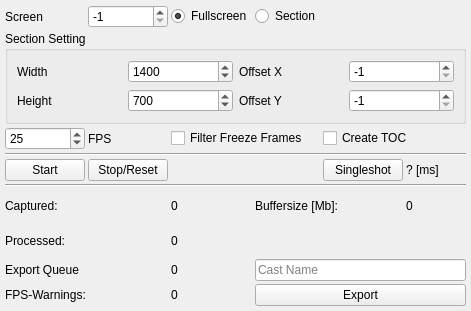
Old version of the form src/mainform.ui in the repository solarix95/qscreencast.
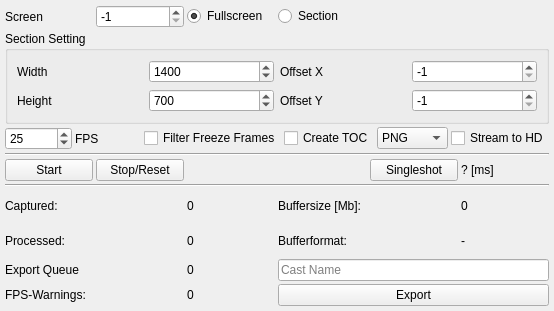
New version of the form.

```diff
--- a/src/mainform.ui
+++ b/src/mainform.ui
@@ -6,7 +6,7 @@
    <rect>
     <x>0</x>
     <y>0</y>
-    <width>471</width>
+    <width>554</width>
     <height>311</height>
    </rect>
   </property>
@@ -177,13 +177,6 @@
      </property>
     </widget>
    </item>
-   <item row="5" column="2" colspan="2">
-    <widget class="QCheckBox" name="chkFilterDoubles">
-     <property name="text">
-      <string>Filter Freeze Frames</string>
-     </property>
-    </widget>
-   </item>
    <item row="12" column="1">
     <widget class="QPushButton" name="btnStop">
      <property name="text">
@@ -215,13 +208,6 @@
      </property>
     </widget>
    </item>
-   <item row="5" column="1">
-    <widget class="QLabel" name="label_6">
-     <property name="text">
-      <string>FPS</string>
-     </property>
-    </widget>
-   </item>
    <item row="15" column="0" colspan="2">
     <widget class="QLabel" name="label_5">
      <property name="text">
@@ -236,13 +222,6 @@
      </property>
     </widget>
    </item>
-   <item row="5" column="4" colspan="2">
-    <widget class="QCheckBox" name="chkCreateToc">
-     <property name="text">
-      <string>Create TOC</string>
-     </property>
-    </widget>
-   </item>
    <item row="12" column="2" colspan="2">
     <spacer name="horizontalSpacer">
      <property name="orientation">
@@ -270,19 +249,6 @@
      </property>
     </widget>
    </item>
-   <item row="5" column="0">
-    <widget class="QSpinBox" name="spbFrames">
-     <property name="minimum">
-      <number>1</number>
-     </property>
-     <property name="maximum">
-      <number>1000</number>
-     </property>
-     <property name="value">
-      <number>25</number>
-     </property>
-    </widget>
-   </item>
    <item row="17" column="0" colspan="2">
     <widget class="QLabel" name="label_2">
      <property name="text">
@@ -324,6 +290,80 @@
      </property>
     </widget>
    </item>
+   <item row="6" column="0" colspan="6">
+    <layout class="QHBoxLayout" name="horizontalLayout">
+     <item>
+      <widget class="QSpinBox" name="spbFrames">
+       <property name="minimum">
+        <number>1</number>
+       </property>
+       <property name="maximum">
+        <number>1000</number>
+       </property>
+       <property name="value">
+        <number>25</number>
+       </property>
+      </widget>
+     </item>
+     <item>
+      <widget class="QLabel" name="label_6">
+       <property name="text">
+        <string>FPS</string>
+       </property>
+      </widget>
+     </item>
+     <item>
+      <widget class="QCheckBox" name="chkFilterDoubles">
+       <property name="text">
+        <string>Filter Freeze Frames</string>
+       </property>
+      </widget>
+     </item>
+     <item>
+      <widget class="QCheckBox" name="chkCreateToc">
+       <property name="text">
+        <string>Create TOC</string>
+       </property>
+      </widget>
+     </item>
+     <item>
+      <widget class="QComboBox" name="cbxFormat">
+       <item>
+        <property name="text">
+         <string>PNG</string>
+        </property>
+       </item>
+       <item>
+        <property name="text">
+         <string>JPG-70</string>
+        </property>
+       </item>
+       <item>
+        <property name="text">
+         <string>JPG-90</string>
+        </property>
+       </item>
+       <item>
+        <property name="text">
+         <string>JPG-95</string>
+        </property>
+       </item>
+       <item>
+        <property name="text">
+         <string>JPG-97</string>
+        </property>
+       </item>
+      </widget>
+     </item>
+     <item>
+      <widget class="QCheckBox" name="chkStream">
+       <property name="text">
+        <string>Stream to HD</string>
+       </property>
+      </widget>
+     </item>
+    </layout>
+   </item>
    <item row="16" column="3" colspan="3">
     <widget class="QLineEdit" name="edtProjectName">
      <property name="placeholderText">
@@ -331,6 +371,20 @@
      </property>
     </widget>
    </item>
+   <item row="15" column="3" colspan="2">
+    <widget class="QLabel" name="label_9">
+     <property name="text">
+      <string>Bufferformat:</string>
+     </property>
+    </widget>
+   </item>
+   <item row="15" column="5">
+    <widget class="QLabel" name="lblFormat">
+     <property name="text">
+      <string>-</string>
+     </property>
+    </widget>
+   </item>
   </layout>
  </widget>
  <resources/>
```
